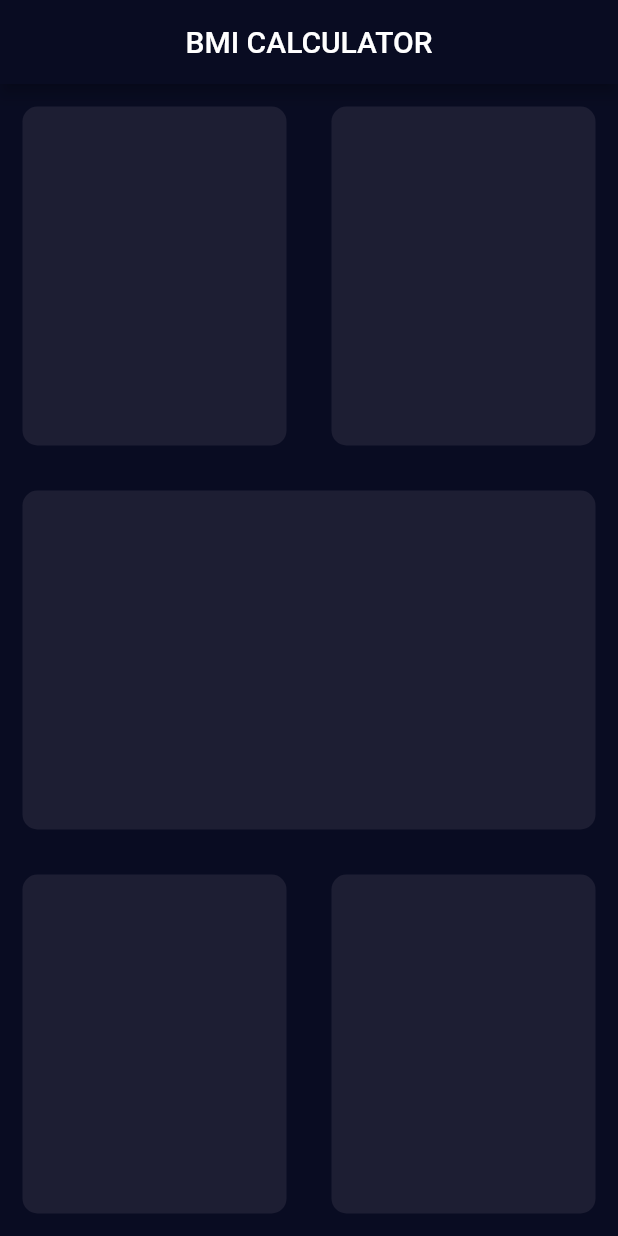
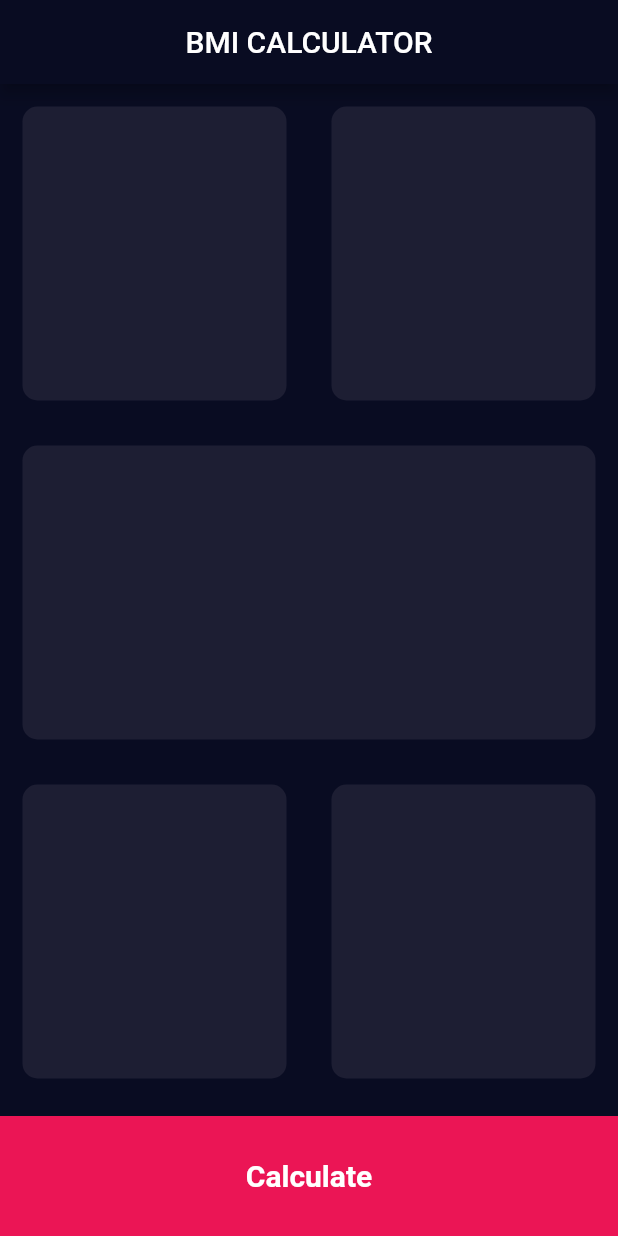
Before and after one commit to NdegwaJulius/BMI-Calculator, a Flutter app: the screen it shows after launch, on a phone screen of 412 x 824 dp. Run offline on Flutter 3.47's test engine with Material 2 defaults, Android fonts, the phone set to English and light mode, and no system bars; our stand-ins replace google_fonts.

Commit message:
Working with final and const

```diff
--- a/lib/ReusableCard.dart
+++ b/lib/ReusableCard.dart
@@ -1,9 +1,10 @@
 import 'package:flutter/material.dart';
 class ReusableCard extends StatelessWidget {
+//stateless widgets are immutable
 
   ReusableCard({required this.colour});
-   Color colour;
-
+   final Color colour;
+//the final keyword
   @override
   Widget build(BuildContext context) {
     return Container(
--- a/lib/input_page.dart
+++ b/lib/input_page.dart
@@ -1,7 +1,13 @@
+import 'package:flutter/cupertino.dart';
 import 'package:flutter/material.dart';
 
 import 'ReusableCard.dart';
-
+const bottomContainerHeight = 80.0;
+const bottomBarText = 'Calculate';
+const themeColor = Color(0xFF1D1E33);
+const bottomContainerColor = Color(0xFFEB1555);
+// Final means single-assignment.
+// Const means immutable.
 class InputPage extends StatefulWidget {
   @override
   _InputPageState createState() => _InputPageState();
@@ -20,8 +26,8 @@ class _InputPageState extends State<InputPage> {
          Expanded(
            child: Row(
              children: <Widget>[
-               Expanded(child: ReusableCard(colour: Color(0xFF1D1E33)),),
-              Expanded(child: ReusableCard(colour: Color(0xFF1D1E33)),),
+               Expanded(child: ReusableCard(colour: themeColor),),
+              Expanded(child: ReusableCard(colour: themeColor),),
 
              ],
            ),
@@ -29,7 +35,7 @@ class _InputPageState extends State<InputPage> {
           Expanded(
             child: Row(
               children: <Widget>[
-                Expanded(child:ReusableCard(colour: Color(0xFF1D1E33),),),
+                Expanded(child:ReusableCard(colour: themeColor,),),
 
               ],
             ),
@@ -37,13 +43,23 @@ class _InputPageState extends State<InputPage> {
           Expanded(
             child: Row(
               children: <Widget>[
-                Expanded(child: ReusableCard(colour: Color(0xFF1D1E33)),),
-                Expanded(child: ReusableCard(colour: Color(0xFF1D1E33)),),
+                Expanded(child: ReusableCard(colour: themeColor),),
+                Expanded(child: ReusableCard(colour: themeColor),),
 
               ],
             ),
           ),
-
+          Container(
+            color: bottomContainerColor ,
+            margin: EdgeInsets.only(top: 10.0),
+            width: double.infinity,
+            height: bottomContainerHeight,
+            child: Center(
+              child: Text(bottomBarText,
+              style: TextStyle(fontSize: 20,fontWeight: FontWeight.bold),
+              ),
+            ),
+          )
 
 
 
```
